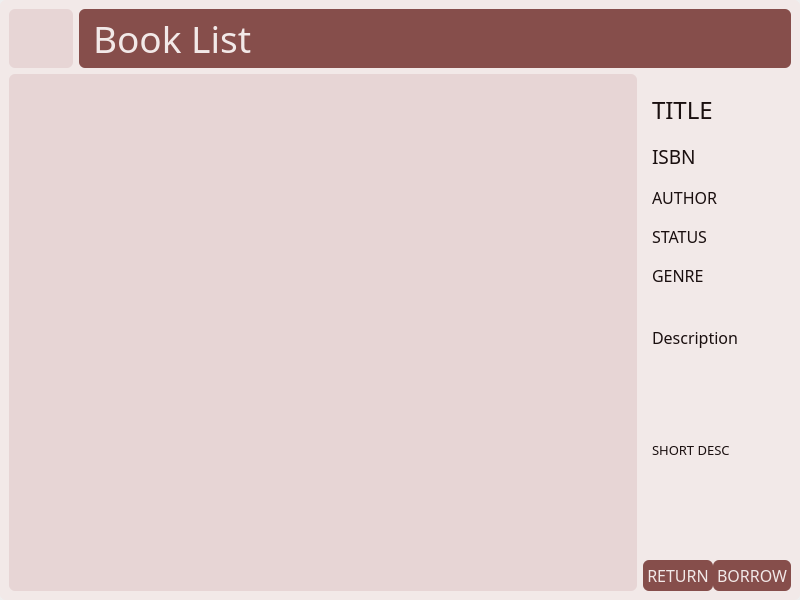
This is main.ui in dlord213/library-book-system as Qt 5 draws it before an edit. The edited form follows.
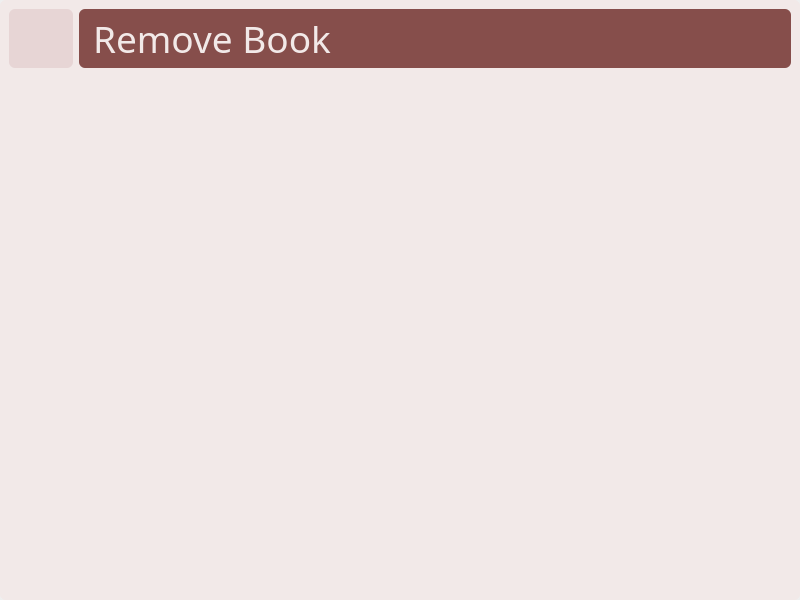
This is the edited form.

Commit message: Added remove book page

```diff
--- a/main.ui
+++ b/main.ui
@@ -80,7 +80,7 @@
 }</string>
       </property>
       <property name="currentIndex">
-       <number>2</number>
+       <number>4</number>
       </property>
       <widget class="QWidget" name="landingPage">
        <layout class="QHBoxLayout" name="horizontalLayout">
@@ -1259,6 +1259,115 @@
         </item>
        </layout>
       </widget>
+      <widget class="QWidget" name="removeBookPage">
+       <layout class="QVBoxLayout" name="verticalLayout_13">
+        <item>
+         <widget class="QFrame" name="removeBookHeaderFrame">
+          <property name="sizePolicy">
+           <sizepolicy hsizetype="Preferred" vsizetype="Maximum">
+            <horstretch>0</horstretch>
+            <verstretch>0</verstretch>
+           </sizepolicy>
+          </property>
+          <property name="styleSheet">
+           <string notr="true">QPushButton {
+	background-color: #e7d5d5;
+	color: #864e4b;
+}
+QPushButton:hover {
+	background-color: #864e4b;
+	color: #f2e9e8;
+}</string>
+          </property>
+          <property name="frameShape">
+           <enum>QFrame::NoFrame</enum>
+          </property>
+          <property name="frameShadow">
+           <enum>QFrame::Plain</enum>
+          </property>
+          <layout class="QHBoxLayout" name="horizontalLayout_10">
+           <property name="leftMargin">
+            <number>0</number>
+           </property>
+           <property name="topMargin">
+            <number>0</number>
+           </property>
+           <property name="rightMargin">
+            <number>0</number>
+           </property>
+           <property name="bottomMargin">
+            <number>0</number>
+           </property>
+           <item>
+            <widget class="QPushButton" name="removeBook_HomeBtn">
+             <property name="sizePolicy">
+              <sizepolicy hsizetype="Fixed" vsizetype="Fixed">
+               <horstretch>0</horstretch>
+               <verstretch>0</verstretch>
+              </sizepolicy>
+             </property>
+             <property name="maximumSize">
+              <size>
+               <width>64</width>
+               <height>64</height>
+              </size>
+             </property>
+             <property name="cursor">
+              <cursorShape>PointingHandCursor</cursorShape>
+             </property>
+             <property name="text">
+              <string/>
+             </property>
+             <property name="iconSize">
+              <size>
+               <width>32</width>
+               <height>32</height>
+              </size>
+             </property>
+            </widget>
+           </item>
+           <item>
+            <widget class="QLabel" name="removeBook_HeaderLbl">
+             <property name="sizePolicy">
+              <sizepolicy hsizetype="Preferred" vsizetype="Maximum">
+               <horstretch>0</horstretch>
+               <verstretch>0</verstretch>
+              </sizepolicy>
+             </property>
+             <property name="font">
+              <font>
+               <family>Montserrat Black</family>
+               <pointsize>28</pointsize>
+              </font>
+             </property>
+             <property name="styleSheet">
+              <string notr="true">QLabel {
+	background-color: #864e4b;
+	color: #f2e9e8;
+	border-radius: 6px;
+	padding: 4px 4px 4px 4px;
+}</string>
+             </property>
+             <property name="text">
+              <string>Remove Book</string>
+             </property>
+            </widget>
+           </item>
+          </layout>
+         </widget>
+        </item>
+        <item>
+         <widget class="QFrame" name="removeBookMainFrame">
+          <property name="frameShape">
+           <enum>QFrame::StyledPanel</enum>
+          </property>
+          <property name="frameShadow">
+           <enum>QFrame::Raised</enum>
+          </property>
+         </widget>
+        </item>
+       </layout>
+      </widget>
      </widget>
     </item>
    </layout>
```
The commit also changes 3 other files.
